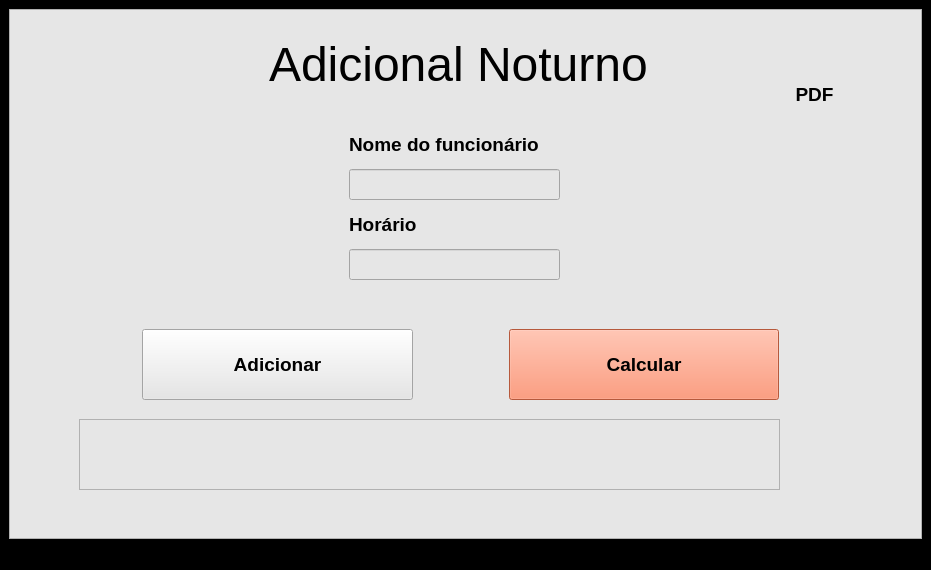
First picture: the form in View/arquivocode.ui, repository rinicius/adicionalnoturno, before the edit.
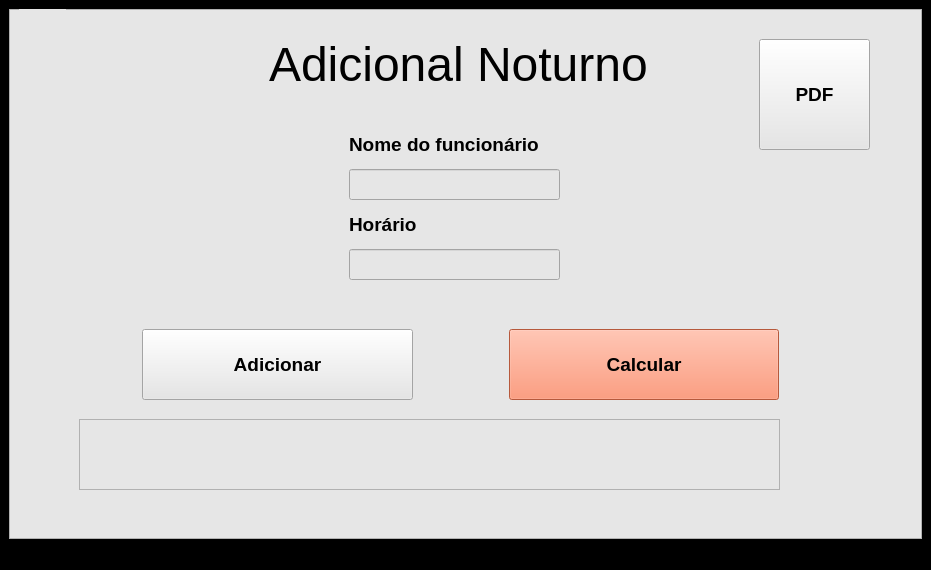
Second picture: the form after the edit. Icons and pictures are not drawn.

```diff
--- a/View/arquivocode.ui
+++ b/View/arquivocode.ui
@@ -101,10 +101,10 @@
       <widget class="QLabel" name="lResultado">
        <property name="geometry">
         <rect>
-         <x>30</x>
-         <y>40</y>
+         <x>10</x>
+         <y>0</y>
          <width>47</width>
-         <height>191</height>
+         <height>521</height>
         </rect>
        </property>
        <property name="text">
@@ -217,14 +217,7 @@
         <bool>false</bool>
        </property>
        <property name="styleSheet">
-        <string notr="true">#botao{
-background-color: transparent;
-border-image: url(:pdfroubado.png);
-background: none;
-border: none;
-background-repeat: none;
-}
-</string>
+        <string notr="true"/>
        </property>
        <property name="text">
         <string>PDF</string>
```
